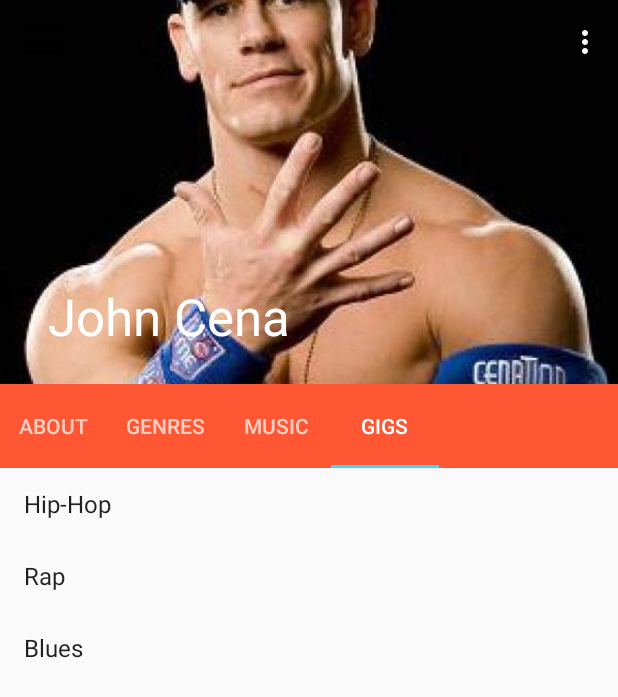
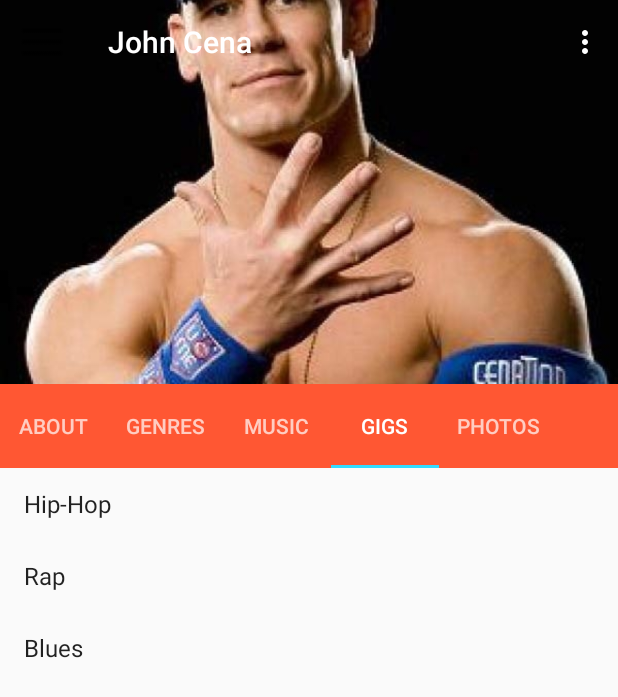
Before and after one commit to Drakeland/GiG, an Android app: the screen it shows after launch (ProfileActivity), tab 4 chosen, on a phone screen of 412 x 824 dp. Shown: the top 697 px of the screen. Run offline under Robolectric (Android 15) with nearby library versions, the phone set to English and light mode, and no system bars.

Commit message:
Refactored TabFragments/Models, added Photos tab.

```diff
--- a/app/src/main/java/com/example/janjan/gigproject/CoordinatorFragment2.java
+++ b/app/src/main/java/com/example/janjan/gigproject/AboutTabFragment.java
@@ -14,7 +14,7 @@ import android.widget.TextView;
 /**
  * Created by JanJan on 10/10/2016.
  */
-public class CoordinatorFragment2 extends Fragment {
+public class AboutTabFragment extends Fragment {
     RecyclerView recyclerView;
 
     @Override
@@ -28,7 +28,7 @@ public class CoordinatorFragment2 extends Fragment {
     private void setupRecyclerView(RecyclerView recyclerView){
         recyclerView.setLayoutManager(new LinearLayoutManager(recyclerView.getContext()));
         recyclerView.setAdapter(new SimpleStringRecyclerViewAdapter(getActivity(),
-                VersionModel2.data));
+                AboutTabModel.data));
     }
 
     public static class SimpleStringRecyclerViewAdapter extends RecyclerView.Adapter<SimpleStringRecyclerViewAdapter.ViewHolder>{
--- a/app/src/main/java/com/example/janjan/gigproject/VersionModel.java
+++ b/app/src/main/java/com/example/janjan/gigproject/AboutTabModel.java
@@ -3,7 +3,7 @@ package com.example.janjan.gigproject;
 /**
  * Created by JanJan on 10/10/2016.
  */
-public class VersionModel {
+public class AboutTabModel {
     public static final String[] data = {
             "John Felix Anthony Cena Jr. is an " +
                     "American professional wrestler, rapper, actor, and reality " +
--- /dev/null
+++ b/app/src/main/java/com/example/janjan/gigproject/GenreTabFragment.java
@@ -0,0 +1,83 @@
+package com.example.janjan.gigproject;
+
+import android.content.Context;
+import android.os.Bundle;
+import android.support.design.widget.Snackbar;
+import android.support.v4.app.Fragment;
+import android.support.v7.widget.LinearLayoutManager;
+import android.support.v7.widget.RecyclerView;
+import android.view.LayoutInflater;
+import android.view.View;
+import android.view.ViewGroup;
+import android.widget.TextView;
+
+/**
+ * Created by JanJan on 10/10/2016.
+ */
+public class GenreTabFragment extends Fragment {
+    RecyclerView recyclerView;
+
+    @Override
+    public View onCreateView(LayoutInflater inflater, ViewGroup container, Bundle savedInstanceState){
+        View rootView = inflater.inflate(R.layout.coordinator_layout, container, false);
+        recyclerView = (RecyclerView)rootView.findViewById(R.id.recyclerView);
+        setupRecyclerView(recyclerView);
+        return rootView;
+    }
+
+    private void setupRecyclerView(RecyclerView recyclerView){
+        recyclerView.setLayoutManager(new LinearLayoutManager(recyclerView.getContext()));
+        recyclerView.setAdapter(new SimpleStringRecyclerViewAdapter(getActivity(),
+                GenreTabModel.data));
+    }
+
+    public static class SimpleStringRecyclerViewAdapter extends RecyclerView.Adapter<SimpleStringRecyclerViewAdapter.ViewHolder>{
+        private String[] mValues;
+        private Context mContext;
+
+        public static class ViewHolder extends RecyclerView.ViewHolder {
+
+            public final View mView;
+            public final TextView mTextView;
+
+            public ViewHolder(View view) {
+                super(view);
+                mView = view;
+                mTextView = (TextView) view.findViewById(android.R.id.text1);
+            }
+
+        }
+
+        public String getValueAt(int position) {
+            return mValues[position];
+        }
+
+        public SimpleStringRecyclerViewAdapter(Context context, String[] items) {
+            mContext = context;
+            mValues = items;
+        }
+
+        @Override
+        public ViewHolder onCreateViewHolder(ViewGroup parent, int viewType) {
+            View view = LayoutInflater.from(parent.getContext())
+                    .inflate(android.R.layout.simple_list_item_1, parent, false);
+            return new ViewHolder(view);
+        }
+
+        @Override
+        public void onBindViewHolder(final ViewHolder holder, final int position) {
+            holder.mTextView.setText(mValues[position]);
+            holder.mView.setOnClickListener(new View.OnClickListener() {
+                @Override
+                public void onClick(View v) {
+                    Snackbar.make(v, getValueAt(position), Snackbar.LENGTH_SHORT).show();
+                }
+            });
+        }
+
+        @Override
+        public int getItemCount() {
+            return mValues.length;
+        }
+    }
+}
--- a/app/src/main/java/com/example/janjan/gigproject/VersionModel2.java
+++ b/app/src/main/java/com/example/janjan/gigproject/GenreTabModel.java
@@ -3,7 +3,7 @@ package com.example.janjan.gigproject;
 /**
  * Created by JanJan on 10/10/2016.
  */
-public class VersionModel2 {
+public class GenreTabModel {
     public static final String[] data = {
             "Hip-Hop","Rap","Blues"
     };
--- a/app/src/main/java/com/example/janjan/gigproject/CoordinatorFragment.java
+++ b/app/src/main/java/com/example/janjan/gigproject/GigsTabFragment.java
@@ -1,30 +1,20 @@
 package com.example.janjan.gigproject;
 
 import android.content.Context;
-import android.content.Intent;
 import android.os.Bundle;
-import android.support.design.widget.CollapsingToolbarLayout;
-import android.support.design.widget.FloatingActionButton;
 import android.support.design.widget.Snackbar;
 import android.support.v4.app.Fragment;
 import android.support.v7.widget.LinearLayoutManager;
 import android.support.v7.widget.RecyclerView;
-import android.util.TypedValue;
 import android.view.LayoutInflater;
 import android.view.View;
 import android.view.ViewGroup;
-import android.widget.ImageView;
 import android.widget.TextView;
-import android.widget.Toast;
-
-import java.util.ArrayList;
-import java.util.List;
-import java.util.Random;
 
 /**
  * Created by JanJan on 10/10/2016.
  */
-public class CoordinatorFragment extends Fragment {
+public class GigsTabFragment extends Fragment {
     RecyclerView recyclerView;
 
     @Override
@@ -38,7 +28,7 @@ public class CoordinatorFragment extends Fragment {
     private void setupRecyclerView(RecyclerView recyclerView){
         recyclerView.setLayoutManager(new LinearLayoutManager(recyclerView.getContext()));
         recyclerView.setAdapter(new SimpleStringRecyclerViewAdapter(getActivity(),
-                VersionModel.data));
+                GigsTabModel.data));
     }
 
     public static class SimpleStringRecyclerViewAdapter extends RecyclerView.Adapter<SimpleStringRecyclerViewAdapter.ViewHolder>{
--- a/app/src/main/java/com/example/janjan/gigproject/CoordinatorFragment3.java
+++ b/app/src/main/java/com/example/janjan/gigproject/MusicTabFragment.java
@@ -14,7 +14,7 @@ import android.widget.TextView;
 /**
  * Created by JanJan on 10/10/2016.
  */
-public class CoordinatorFragment3 extends Fragment {
+public class MusicTabFragment extends Fragment {
     RecyclerView recyclerView;
 
     @Override
@@ -28,7 +28,7 @@ public class CoordinatorFragment3 extends Fragment {
     private void setupRecyclerView(RecyclerView recyclerView){
         recyclerView.setLayoutManager(new LinearLayoutManager(recyclerView.getContext()));
         recyclerView.setAdapter(new SimpleStringRecyclerViewAdapter(getActivity(),
-                VersionModel2.data));
+                MusicTabModel.data));
     }
 
     public static class SimpleStringRecyclerViewAdapter extends RecyclerView.Adapter<SimpleStringRecyclerViewAdapter.ViewHolder>{
--- /dev/null
+++ b/app/src/main/java/com/example/janjan/gigproject/PhotosTabFragment.java
@@ -0,0 +1,83 @@
+package com.example.janjan.gigproject;
+
+import android.content.Context;
+import android.os.Bundle;
+import android.support.design.widget.Snackbar;
+import android.support.v4.app.Fragment;
+import android.support.v7.widget.LinearLayoutManager;
+import android.support.v7.widget.RecyclerView;
+import android.view.LayoutInflater;
+import android.view.View;
+import android.view.ViewGroup;
+import android.widget.TextView;
+
+/**
+ * Created by JanJan on 10/10/2016.
+ */
+public class PhotosTabFragment extends Fragment {
+    RecyclerView recyclerView;
+
+    @Override
+    public View onCreateView(LayoutInflater inflater, ViewGroup container, Bundle savedInstanceState){
+        View rootView = inflater.inflate(R.layout.coordinator_layout, container, false);
+        recyclerView = (RecyclerView)rootView.findViewById(R.id.recyclerView);
+        setupRecyclerView(recyclerView);
+        return rootView;
+    }
+
+    private void setupRecyclerView(RecyclerView recyclerView){
+        recyclerView.setLayoutManager(new LinearLayoutManager(recyclerView.getContext()));
+        recyclerView.setAdapter(new SimpleStringRecyclerViewAdapter(getActivity(),
+                PhotosTabModel.data));
+    }
+
+    public static class SimpleStringRecyclerViewAdapter extends RecyclerView.Adapter<SimpleStringRecyclerViewAdapter.ViewHolder>{
+        private String[] mValues;
+        private Context mContext;
+
+        public static class ViewHolder extends RecyclerView.ViewHolder {
+
+            public final View mView;
+            public final TextView mTextView;
+
+            public ViewHolder(View view) {
+                super(view);
+                mView = view;
+                mTextView = (TextView) view.findViewById(android.R.id.text1);
+            }
+
+        }
+
+        public String getValueAt(int position) {
+            return mValues[position];
+        }
+
+        public SimpleStringRecyclerViewAdapter(Context context, String[] items) {
+            mContext = context;
+            mValues = items;
+        }
+
+        @Override
+        public ViewHolder onCreateViewHolder(ViewGroup parent, int viewType) {
+            View view = LayoutInflater.from(parent.getContext())
+                    .inflate(android.R.layout.simple_list_item_1, parent, false);
+            return new ViewHolder(view);
+        }
+
+        @Override
+        public void onBindViewHolder(final ViewHolder holder, final int position) {
+            holder.mTextView.setText(mValues[position]);
+            holder.mView.setOnClickListener(new View.OnClickListener() {
+                @Override
+                public void onClick(View v) {
+                    Snackbar.make(v, getValueAt(position), Snackbar.LENGTH_SHORT).show();
+                }
+            });
+        }
+
+        @Override
+        public int getItemCount() {
+            return mValues.length;
+        }
+    }
+}
--- /dev/null
+++ b/app/src/main/java/com/example/janjan/gigproject/PhotosTabModel.java
@@ -0,0 +1,11 @@
+package com.example.janjan.gigproject;
+
+/**
+ * Created by JanJan on 10/10/2016.
+ */
+public class PhotosTabModel {
+    public static final String[] data = {
+            "Hip-Hop","Rap","Blues"
+    };
+
+}
--- a/app/src/main/java/com/example/janjan/gigproject/ProfileActivity.java
+++ b/app/src/main/java/com/example/janjan/gigproject/ProfileActivity.java
@@ -23,10 +23,6 @@ import java.util.ArrayList;
 import java.util.List;
 
 import android.support.design.widget.CoordinatorLayout;
-import android.support.design.widget.Snackbar;
-
-import com.roughike.bottombar.BottomBar;
-import com.roughike.bottombar.OnMenuTabSelectedListener;
 
 public class ProfileActivity extends AppCompatActivity {
     private CoordinatorLayout coordinatorLayout;
@@ -120,13 +116,11 @@ public class ProfileActivity extends AppCompatActivity {
 
     private void setupViewPager(ViewPager viewPager){
         ViewPagerAdapter adapter = new ViewPagerAdapter(getSupportFragmentManager());
-    //    adapter.addFrag(new FloatingLabelsFragment(), "Floating Labels");
-    //    adapter.addFrag(new FABLayoutFragment(), "FAB");
-    //    adapter.addFrag(new SnackBarFragment(), "Snackbar");
-        adapter.addFrag(new CoordinatorFragment(), "About");
-        adapter.addFrag(new CoordinatorFragment2(), "Genres");
-        adapter.addFrag(new CoordinatorFragment2(), "Music");
-        adapter.addFrag(new CoordinatorFragment2(), "GiGs");
+        adapter.addFrag(new AboutTabFragment(), getString(R.string.about_label));
+        adapter.addFrag(new GenreTabFragment(), getString(R.string.genres_label));
+        adapter.addFrag(new MusicTabFragment(), getString(R.string.music_label));
+        adapter.addFrag(new GigsTabFragment(), getString(R.string.gigs_label));
+        adapter.addFrag(new PhotosTabFragment(), getString(R.string.photos_label));
         viewPager.setAdapter(adapter);
     }
 
@@ -140,21 +134,17 @@ public class ProfileActivity extends AppCompatActivity {
                     case R.id.about_label:
                         viewPager.setCurrentItem(0);
                         break;
-                    case R.id.genre_label:
+                    case R.id.genres_label:
                         viewPager.setCurrentItem(1);
                         break;
-                    /*
-                    case R.id.drawer_snackbar:
-                        viewPager.setCurrentItem(2);
-                        break;
-                    case R.id.drawer_coordinator:
-                        viewPager.setCurrentItem(3);
-                        break; */
                     case R.id.music_label:
                         viewPager.setCurrentItem(2);
                         break;
-                    case R.id.gig_label:
+                    case R.id.gigs_label:
                         viewPager.setCurrentItem(3);
+                        break;
+                    case R.id.photos_label:
+                        viewPager.setCurrentItem(4);
                         break;
                 }
 
--- a/app/src/main/res/layout/activity_profile.xml
+++ b/app/src/main/res/layout/activity_profile.xml
@@ -16,4 +16,5 @@
         android:fitsSystemWindows="true"
         app:headerLayout="@layout/drawer_header"
         app:menu="@menu/drawer"/>
+
 </android.support.v4.widget.DrawerLayout>
--- a/app/src/main/res/layout/drawer_header.xml
+++ b/app/src/main/res/layout/drawer_header.xml
@@ -24,6 +24,7 @@
         android:layout_marginStart="16dp"
         android:text="John Cena"
         android:textAppearance="@style/TextAppearance.AppCompat.Body2"/>
+
     <TextView
         android:id="@+id/email"
         android:layout_width="wrap_content"
--- a/app/src/main/res/layout/tab_layout.xml
+++ b/app/src/main/res/layout/tab_layout.xml
@@ -11,7 +11,7 @@
         android:layout_width="match_parent"
         android:layout_height="wrap_content"
         android:theme="@style/ThemeOverlay.AppCompat.Dark.ActionBar">
-        <android.support.design.widget.CollapsingToolbarLayout
+        <android.support.design.widget.CoordinatorLayout
             android:id="@+id/collapsing_toolbar"
             android:layout_width="match_parent"
             android:layout_height="wrap_content"
@@ -29,7 +29,7 @@
                 android:layout_height="?attr/actionBarSize"
                 app:popupTheme="@style/ThemeOverlay.AppCompat.Light"
                 app:layout_collapseMode="pin"/>
-        </android.support.design.widget.CollapsingToolbarLayout>
+        </android.support.design.widget.CoordinatorLayout>
         <android.support.design.widget.TabLayout
             android:id="@+id/tabLayout"
             android:layout_width="match_parent"
--- a/app/src/main/res/menu/drawer.xml
+++ b/app/src/main/res/menu/drawer.xml
@@ -2,17 +2,13 @@
 <menu xmlns:android="http://schemas.android.com/apk/res/android">
     <group
         android:checkableBehavior="single">
-
-<!--        <item
-            android:id="@+id/drawer_labels"
-            android:title="@string/floating_labels"/>-->
 
         <item
             android:id="@+id/about_label"
             android:title="@string/about_label"/>
 
         <item
-            android:id="@+id/genre_label"
+            android:id="@+id/genres_label"
             android:title="@string/genres_label"/>
 
         <item
@@ -20,20 +16,12 @@
             android:title="@string/music_label"/>
 
         <item
-            android:id="@+id/gig_label"
-            android:title="@string/gig_label"/>
+            android:id="@+id/gigs_label"
+            android:title="@string/gigs_label"/>
 
-<!--        <item
-            android:id="@+id/drawer_fab"
-            android:title="@string/fab"/>-->
-
-<!--        <item
-            android:id="@+id/drawer_snackbar"
-            android:title="@string/snackbar"/>-->
-
-<!--        <item
-            android:id="@+id/drawer_coordinator"
-            android:title="@string/coordinator"/>-->
+        <item
+            android:id="@+id/photos_label"
+            android:title="@string/photos_label"/>
 
     </group>
 
--- a/app/src/main/res/values/strings.xml
+++ b/app/src/main/res/values/strings.xml
@@ -11,7 +11,8 @@
     <string name="about_label">About</string>
     <string name="genres_label">Genres</string>
     <string name="music_label">Music</string>
-    <string name="gig_label">GiGs</string>
+    <string name="gigs_label">GiGs</string>
+    <string name="photos_label">Photos</string>
 
     <string name="tabs">Tabs</string>
     <string name="coordinator">Coordinator Layout</string>
```
Also changed, not shown: app/build.gradle (+20 -6 lines), app/src/main/java/com/example/janjan/gigproject/GigsTabModel.java (added, +11 -0 lines), app/src/main/java/com/example/janjan/gigproject/MusicTabModel.java (added, +11 -0 lines).
